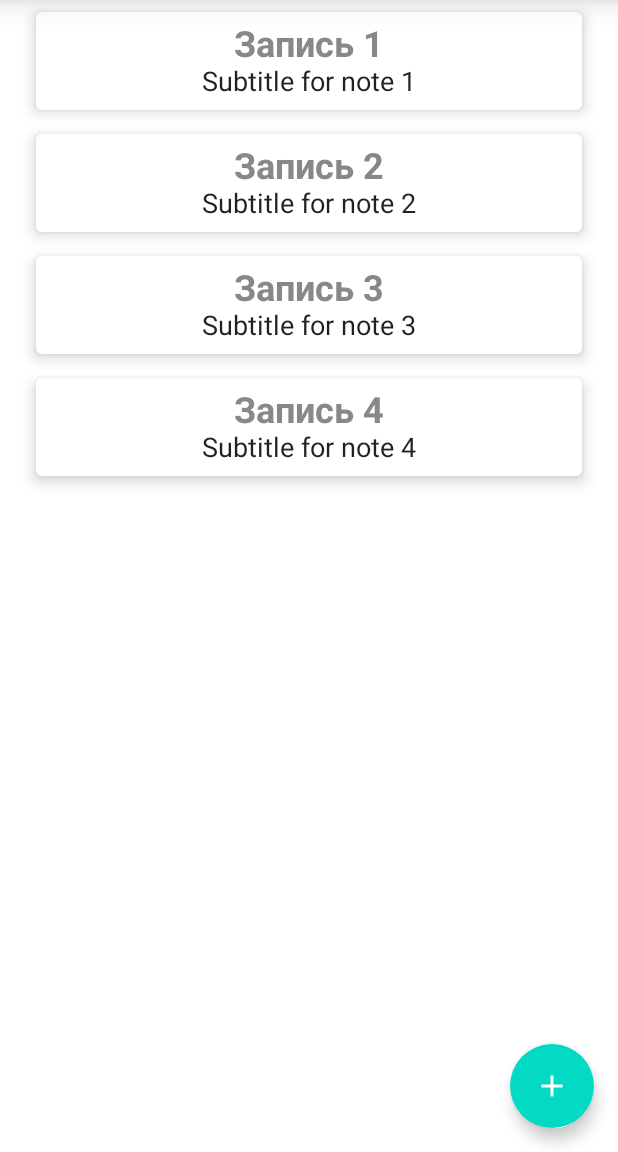
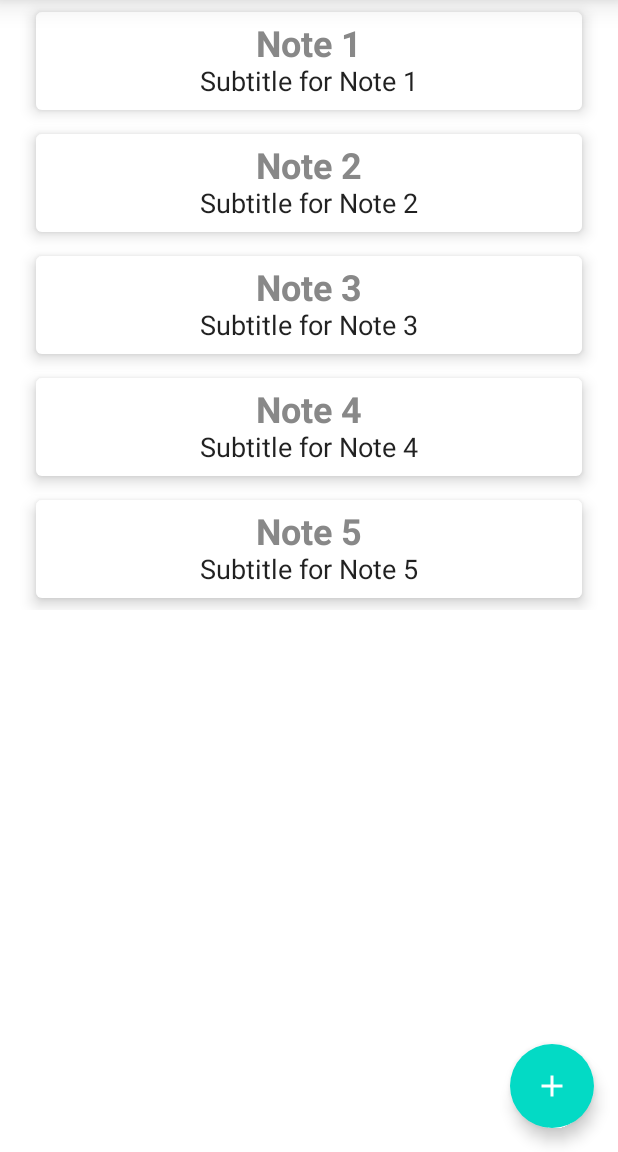
Before and after one commit to AndreyAgnesh/NotesApp, an Android app built with Jetpack Compose: the MainScreen screen opened through its navigation route, on a phone screen of 412 x 824 dp, the part 84-1236 px from its top. Run offline under Robolectric (Android 15) with nearby library versions, the phone set to English and light mode, and no system bars; our stand-ins replace Room's generated code, livedata-compose.

Commit message:
Step_3. Create Room DataBase

```diff
--- a/app/build.gradle
+++ b/app/build.gradle
@@ -1,16 +1,17 @@
 plugins {
     id 'com.android.application'
     id 'org.jetbrains.kotlin.android'
+    id 'kotlin-kapt'
 }
 
 android {
     namespace 'com.example.notesapp'
-    compileSdk 32
+    compileSdk 33
 
     defaultConfig {
         applicationId "com.example.notesapp"
         minSdk 24
-        targetSdk 32
+        targetSdk 33
         versionCode 1
         versionName "1.0"
 
@@ -32,6 +33,7 @@ android {
     }
     kotlinOptions {
         jvmTarget = '1.8'
+        freeCompilerArgs = ['-Xjvm-default=compatibility']
     }
     buildFeatures {
         compose true
@@ -63,5 +65,12 @@ dependencies {
 
     implementation("androidx.navigation:navigation-compose:2.5.3")
 
+    implementation "androidx.compose.runtime:runtime-livedata:1.3.2"
+
+    def room_version = "2.4.2"
+    implementation "androidx.room:room-runtime:$room_version"
+    kapt "androidx.room:room-compiler:$room_version"
+    implementation "androidx.room:room-ktx:$room_version"
+
 
 }
--- /dev/null
+++ b/app/src/main/java/com/example/notesapp/MainViewModel.kt
@@ -0,0 +1,55 @@
+package com.example.notesapp
+
+import android.app.Application
+import android.util.Log
+import androidx.lifecycle.AndroidViewModel
+import androidx.lifecycle.MutableLiveData
+import androidx.lifecycle.ViewModel
+import androidx.lifecycle.ViewModelProvider
+import com.example.notesapp.model.Note
+import com.example.notesapp.utils.TYPE_FIREBASE
+import com.example.notesapp.utils.TYPE_ROOM
+import java.lang.IllegalArgumentException
+
+class MainViewModel(application: Application) : AndroidViewModel(application) {
+
+    val readTest: MutableLiveData<List<Note>> by lazy {
+        MutableLiveData<List<Note>>()
+    }
+
+    val dbType: MutableLiveData<String> by lazy {
+        MutableLiveData<String>(TYPE_ROOM)
+    }
+
+    init {
+        readTest.value =
+            when (dbType.value) {
+                TYPE_ROOM -> {
+                    listOf<Note>(
+                        Note(title = "Note 1", subtitle = "Subtitle for Note 1"),
+                        Note(title = "Note 2", subtitle = "Subtitle for Note 2"),
+                        Note(title = "Note 3", subtitle = "Subtitle for Note 3"),
+                        Note(title = "Note 4", subtitle = "Subtitle for Note 4"),
+                        Note(title = "Note 5", subtitle = "Subtitle for Note 5"),
+                    )
+                }
+                TYPE_FIREBASE -> listOf()
+                else -> listOf()
+            }
+    }
+
+
+    fun initDatabase(type: String) {
+        dbType.value = type
+        Log.d("checkData", "MainViewModel initDatabase with type : $type")
+    }
+}
+
+class MainViewModelFactory(private val application: Application) : ViewModelProvider.Factory {
+    override fun <T : ViewModel> create(modelClass: Class<T>): T {
+        if (modelClass.isAssignableFrom(MainViewModel::class.java)) {
+            return MainViewModel(application = application) as T
+        }
+        throw IllegalArgumentException("Unknown ViewModel")
+    }
+}
--- /dev/null
+++ b/app/src/main/java/com/example/notesapp/model/Note.kt
@@ -0,0 +1,15 @@
+package com.example.notesapp.model
+
+import androidx.room.ColumnInfo
+import androidx.room.Entity
+import androidx.room.PrimaryKey
+
+@Entity(tableName = "notes_table")
+data class Note(
+    @PrimaryKey(autoGenerate = true)
+    val id: Int = 0,
+    @ColumnInfo
+    val title: String,
+    @ColumnInfo
+    val subtitle: String
+)
--- a/app/src/main/java/com/example/notesapp/screens/Main.kt
+++ b/app/src/main/java/com/example/notesapp/screens/Main.kt
@@ -1,25 +1,38 @@
 package com.example.notesapp.screens
 
+import android.app.Application
 import androidx.compose.foundation.clickable
 import androidx.compose.foundation.layout.*
+import androidx.compose.foundation.lazy.LazyColumn
+import androidx.compose.foundation.lazy.items
 import androidx.compose.material.*
 import androidx.compose.material.icons.Icons
 import androidx.compose.material.icons.filled.Add
 import androidx.compose.runtime.Composable
+import androidx.compose.runtime.livedata.observeAsState
 import androidx.compose.ui.Alignment
 import androidx.compose.ui.Modifier
 import androidx.compose.ui.graphics.Color
+import androidx.compose.ui.platform.LocalContext
 import androidx.compose.ui.text.font.FontWeight
 import androidx.compose.ui.tooling.preview.Preview
 import androidx.compose.ui.unit.dp
 import androidx.compose.ui.unit.sp
+import androidx.lifecycle.viewmodel.compose.viewModel
 import androidx.navigation.NavHostController
 import androidx.navigation.compose.rememberNavController
+import com.example.notesapp.MainViewModel
+import com.example.notesapp.MainViewModelFactory
+import com.example.notesapp.model.Note
 import com.example.notesapp.navigation.NavRoute
 import com.example.notesapp.ui.theme.NotesAppTheme
 
 @Composable
 fun MainScreen(navController: NavHostController) {
+    val context = LocalContext.current
+    val mViewModel: MainViewModel =
+        viewModel(factory = MainViewModelFactory(context.applicationContext as Application))
+    val notes = mViewModel.readTest.observeAsState(listOf()).value
     Scaffold(
         floatingActionButton = {
             FloatingActionButton(
@@ -35,33 +48,38 @@ fun MainScreen(navController: NavHostController) {
         }
     )
     {
-        Column() {
-            NoteItem(
-                title = "Запись 1",
-                subtitle = "Subtitle for note 1",
-                navController = navController
-            )
-            NoteItem(
-                title = "Запись 2",
-                subtitle = "Subtitle for note 2",
-                navController = navController
-            )
-            NoteItem(
-                title = "Запись 3",
-                subtitle = "Subtitle for note 3",
-                navController = navController
-            )
-            NoteItem(
-                title = "Запись 4",
-                subtitle = "Subtitle for note 4",
-                navController = navController
-            )
+//        Column() {
+//            NoteItem(
+//                title = "Запись 1",
+//                subtitle = "Subtitle for note 1",
+//                navController = navController
+//            )
+//            NoteItem(
+//                title = "Запись 2",
+//                subtitle = "Subtitle for note 2",
+//                navController = navController
+//            )
+//            NoteItem(
+//                title = "Запись 3",
+//                subtitle = "Subtitle for note 3",
+//                navController = navController
+//            )
+//            NoteItem(
+//                title = "Запись 4",
+//                subtitle = "Subtitle for note 4",
+//                navController = navController
+//            )
+//        }
+        LazyColumn{
+            items(notes) { note ->
+                NoteItem(note = note, navController =navController )
+            }
         }
     }
 }
 
 @Composable
-fun NoteItem(title: String, subtitle: String, navController: NavHostController) {
+fun NoteItem(note: Note, navController: NavHostController) {
     Card(
         modifier = Modifier
             .fillMaxWidth()
@@ -77,12 +95,15 @@ fun NoteItem(title: String, subtitle: String, navController: NavHostController)
         )
         {
             Text(
-                text = title,
+                text = note.title,
                 fontSize = 24.sp,
                 fontWeight = FontWeight.Bold,
                 color = Color.Gray
             )
-            Text(text = subtitle, fontSize = 18.sp)
+            Text(
+                text = note.subtitle,
+                fontSize = 18.sp
+            )
         }
     }
 }
--- a/app/src/main/java/com/example/notesapp/screens/Start.kt
+++ b/app/src/main/java/com/example/notesapp/screens/Start.kt
@@ -1,5 +1,6 @@
 package com.example.notesapp.screens
 
+import android.app.Application
 import androidx.compose.foundation.layout.*
 import androidx.compose.material.Button
 import androidx.compose.material.Scaffold
@@ -7,17 +8,24 @@ import androidx.compose.material.Text
 import androidx.compose.runtime.Composable
 import androidx.compose.ui.Alignment
 import androidx.compose.ui.Modifier
-import androidx.compose.ui.modifier.modifierLocalConsumer
+import androidx.compose.ui.platform.LocalContext
 import androidx.compose.ui.tooling.preview.Preview
 import androidx.compose.ui.unit.dp
+import androidx.lifecycle.viewmodel.compose.viewModel
 import androidx.navigation.NavHostController
 import androidx.navigation.compose.rememberNavController
+import com.example.notesapp.MainViewModel
+import com.example.notesapp.MainViewModelFactory
 import com.example.notesapp.navigation.NavRoute
 import com.example.notesapp.ui.theme.NotesAppTheme
-
+import com.example.notesapp.utils.TYPE_FIREBASE
+import com.example.notesapp.utils.TYPE_ROOM
 
 @Composable
 fun StartScreen(navController: NavHostController) {
+    val context = LocalContext.current
+    val mViewModel: MainViewModel =
+        viewModel(factory = MainViewModelFactory(context.applicationContext as Application))
     Scaffold(
         modifier = Modifier.fillMaxSize()
     ) {
@@ -29,23 +37,25 @@ fun StartScreen(navController: NavHostController) {
             Text(text = "Что хотите использовать?")
             Button(
                 onClick = {
+                    mViewModel.initDatabase(TYPE_ROOM)
                     navController.navigate(route = NavRoute.Main.route)
                 },
                 modifier = Modifier
                     .width(200.dp)
                     .padding(vertical = 8.dp)
             ) {
-                Text(text = "Room DataBase")
+                Text(text = "Room")
             }
             Button(
                 onClick = {
+                    mViewModel.initDatabase(TYPE_FIREBASE)
                     navController.navigate(route = NavRoute.Main.route)
                 },
                 modifier = Modifier
                     .width(200.dp)
                     .padding(vertical = 8.dp)
             ) {
-                Text(text = "Firebase DataBase")
+                Text(text = "Firebase")
             }
         }
     }
--- /dev/null
+++ b/app/src/main/java/com/example/notesapp/utils/Const.kt
@@ -0,0 +1,5 @@
+package com.example.notesapp.utils
+
+const val TYPE_DATA_BASE = "type_database"
+const val TYPE_ROOM = "type_room"
+const val TYPE_FIREBASE = "type_firebase"
```
